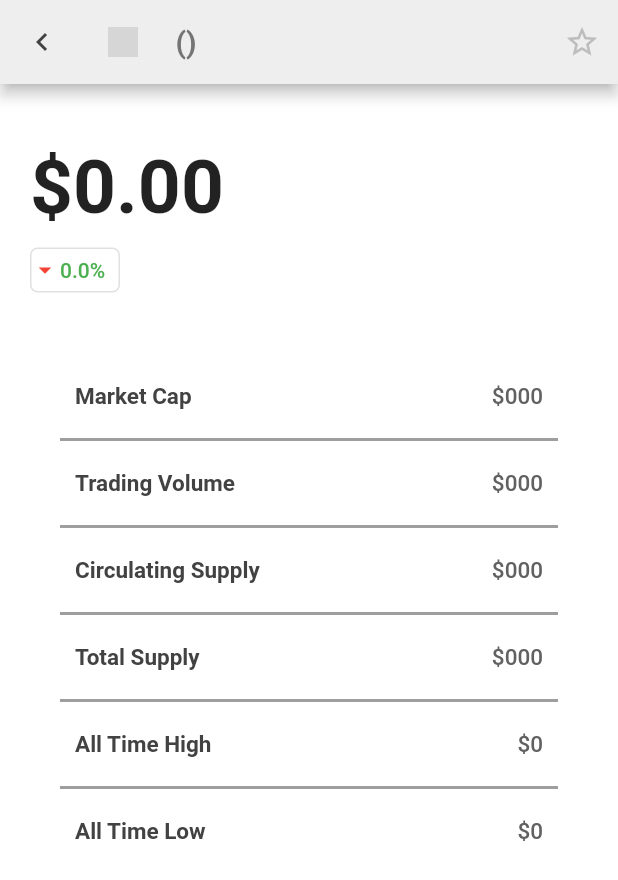
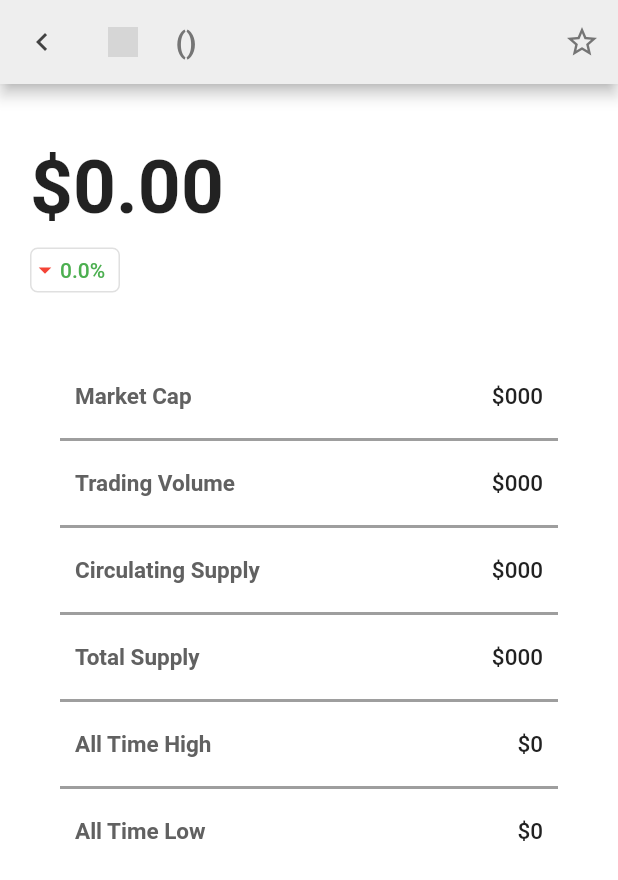
Before and after one commit to ariessa-deriv/cryptmark, a Flutter app: the CoinDetail screen opened directly with empty values, on a phone screen of 412 x 824 dp. Shown: the top 880 px of the screen. Run offline on Flutter 3.47's test engine with Material 2 defaults, Android fonts, the phone set to English and light mode, and no system bars; our stand-ins replace flutter_bloc, shared_preferences; accounts and stored records are empty; network calls fail; grey boxes are pictures that could not be loaded.

```diff
--- a/lib/pages/coin_detail_page.dart
+++ b/lib/pages/coin_detail_page.dart
@@ -111,7 +111,7 @@ class _CoinDetailState extends State<CoinDetail> {
                       : Icons.star_border,
                   color: doesCoinExists(widget.coinDetail['symbol'])
                       ? Colors.yellow
-                      : Colors.grey.shade400,
+                      : Colors.grey.shade600,
                 ),
                 onPressed: () {
                   // If coin exists, remove coin from watchlist
@@ -213,7 +213,7 @@ class _CoinDetailState extends State<CoinDetail> {
                                     fontWeight: FontWeight.w600,
                                     color: themeNotifier.isDark
                                         ? Colors.grey.shade500
-                                        : Colors.grey.shade800,
+                                        : Colors.grey.shade700,
                                     fontSize: 15)),
                             Text(
                                 '\$${NumberFormat('###,###,000').format(widget.coinDetail['market_cap'])}',
@@ -221,7 +221,7 @@ class _CoinDetailState extends State<CoinDetail> {
                                     fontWeight: FontWeight.w500,
                                     color: themeNotifier.isDark
                                         ? Colors.white
-                                        : Colors.grey.shade700,
+                                        : Colors.grey.shade900,
                                     fontSize: 15))
                           ],
                         ),
@@ -245,7 +245,7 @@ class _CoinDetailState extends State<CoinDetail> {
                                     fontWeight: FontWeight.w600,
                                     color: themeNotifier.isDark
                                         ? Colors.grey.shade500
-                                        : Colors.grey.shade800,
+                                        : Colors.grey.shade700,
                                     fontSize: 15)),
                             Text(
                                 '\$${NumberFormat('###,###,000').format(widget.coinDetail['total_volume'])}',
@@ -253,7 +253,7 @@ class _CoinDetailState extends State<CoinDetail> {
                                     fontWeight: FontWeight.w500,
                                     color: themeNotifier.isDark
                                         ? Colors.white
-                                        : Colors.grey.shade700,
+                                        : Colors.grey.shade900,
                                     fontSize: 15))
                           ],
                         ),
@@ -277,7 +277,7 @@ class _CoinDetailState extends State<CoinDetail> {
                                     fontWeight: FontWeight.w600,
                                     color: themeNotifier.isDark
                                         ? Colors.grey.shade500
-                                        : Colors.grey.shade800,
+                                        : Colors.grey.shade700,
                                     fontSize: 15)),
                             Text(
                                 '\$${NumberFormat('###,###,000').format(widget.coinDetail['circulating_supply'])}',
@@ -285,7 +285,7 @@ class _CoinDetailState extends State<CoinDetail> {
                                     fontWeight: FontWeight.w500,
                                     color: themeNotifier.isDark
                                         ? Colors.white
-                                        : Colors.grey.shade700,
+                                        : Colors.grey.shade900,
                                     fontSize: 15))
                           ],
                         ),
@@ -309,7 +309,7 @@ class _CoinDetailState extends State<CoinDetail> {
                                     fontWeight: FontWeight.w600,
                                     color: themeNotifier.isDark
                                         ? Colors.grey.shade500
-                                        : Colors.grey.shade800,
+                                        : Colors.grey.shade700,
                                     fontSize: 15)),
                             Text(
                                 widget.coinDetail['total_supply'] == null
@@ -319,7 +319,7 @@ class _CoinDetailState extends State<CoinDetail> {
                                     fontWeight: FontWeight.w500,
                                     color: themeNotifier.isDark
                                         ? Colors.white
-                                        : Colors.grey.shade700,
+                                        : Colors.grey.shade900,
                                     fontSize: 15))
                           ],
                         ),
@@ -343,14 +343,14 @@ class _CoinDetailState extends State<CoinDetail> {
                                     fontWeight: FontWeight.w600,
                                     color: themeNotifier.isDark
                                         ? Colors.grey.shade500
-                                        : Colors.grey.shade800,
+                                        : Colors.grey.shade700,
                                     fontSize: 15)),
                             Text('\$${widget.coinDetail['ath']}',
                                 style: TextStyle(
                                     fontWeight: FontWeight.w500,
                                     color: themeNotifier.isDark
                                         ? Colors.white
-                                        : Colors.grey.shade700,
+                                        : Colors.grey.shade900,
                                     fontSize: 15))
                           ],
                         ),
@@ -374,14 +374,14 @@ class _CoinDetailState extends State<CoinDetail> {
                                     fontWeight: FontWeight.w600,
                                     color: themeNotifier.isDark
                                         ? Colors.grey.shade500
-                                        : Colors.grey.shade800,
+                                        : Colors.grey.shade700,
                                     fontSize: 15)),
                             Text('\$${widget.coinDetail['atl']}',
                                 style: TextStyle(
                                     fontWeight: FontWeight.w500,
                                     color: themeNotifier.isDark
                                         ? Colors.white
-                                        : Colors.grey.shade700,
+                                        : Colors.grey.shade900,
                                     fontSize: 15))
                           ],
                         ),
--- a/pubspec.yaml
+++ b/pubspec.yaml
@@ -27,3 +27,5 @@ dev_dependencies:
 
 flutter:
   uses-material-design: true
+  assets:
+    - assets/
```
Also changed, not shown: lib/pages/home_page.dart (+16 -7 lines), lib/pages/watchlist_page.dart (+16 -7 lines), assets/CRYPTMARK_logo.png (added).
